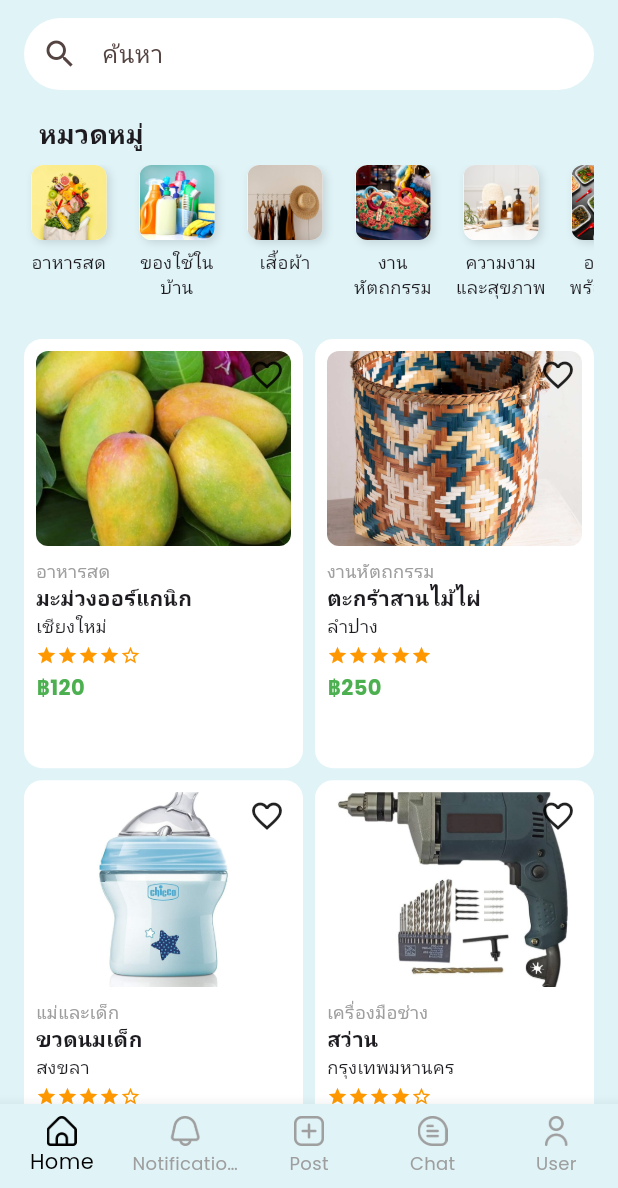
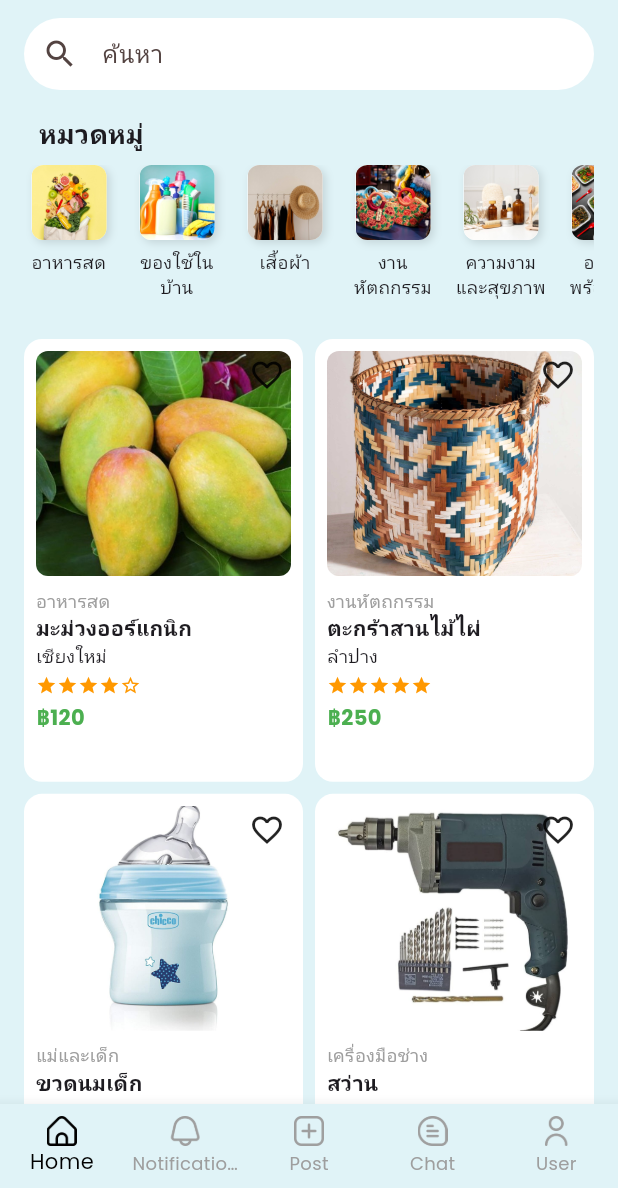
Before and after one commit to sareefhub/local_community_marketplace, a Flutter app: the screen it shows after launch, on a phone screen of 412 x 824 dp, the part 48-1236 px from its top. Run offline on Flutter 3.47's test engine with Material 3 defaults, Android fonts, the phone set to English and light mode, and no system bars; our stand-ins replace cloud_firestore, firebase_core, go_router, google_fonts; accounts and stored records are empty; generated files the repository leaves out were written again; Roboto replaces fonts that are missing (Sarabun).

Commit message:
create product detail screen and separate the components of product card

```diff
--- /dev/null
+++ b/lib/components/product_card.dart
@@ -0,0 +1,84 @@
+// lib/components/productcard
+import 'package:flutter/material.dart';
+import 'package:local_community_marketplace/screens/product_details_screen.dart';
+
+class ProductCard extends StatelessWidget {
+  final Map<String, dynamic> product;
+
+  const ProductCard({super.key, required this.product});
+
+  @override
+  Widget build(BuildContext context) {
+    return GestureDetector(
+      onTap: () {
+        Navigator.push(
+          context,
+          MaterialPageRoute(
+            builder: (_) => ProductDetailsPage(product: product),
+          ),
+        );
+      },
+      child: Container(
+        padding: const EdgeInsets.all(8),
+        decoration: BoxDecoration(
+          color: Colors.white,
+          borderRadius: BorderRadius.circular(12),
+        ),
+        child: Column(
+          crossAxisAlignment: CrossAxisAlignment.start,
+          children: [
+            Stack(
+              children: [
+                ClipRRect(
+                  borderRadius: BorderRadius.circular(8),
+                  child: Image.asset(
+                    product['image'],
+                    height: 150,
+                    width: double.infinity,
+                    fit: BoxFit.cover,
+                  ),
+                ),
+                const Positioned(
+                  top: 4,
+                  right: 4,
+                  child: Icon(Icons.favorite_border),
+                ),
+              ],
+            ),
+            const SizedBox(height: 8),
+            Text(
+              product['category'],
+              style: const TextStyle(fontSize: 12, color: Colors.grey),
+            ),
+            Text(
+              product['name'],
+              style: const TextStyle(fontWeight: FontWeight.bold),
+            ),
+            Text(
+              product['location'],
+              style: const TextStyle(fontSize: 12),
+            ),
+            const SizedBox(height: 4),
+            Row(
+              children: List.generate(5, (i) {
+                return Icon(
+                  i < product['rating'] ? Icons.star : Icons.star_border,
+                  size: 14,
+                  color: Colors.orange,
+                );
+              }),
+            ),
+            const SizedBox(height: 4),
+            Text(
+              product['price'],
+              style: const TextStyle(
+                fontWeight: FontWeight.bold,
+                color: Colors.green,
+              ),
+            ),
+          ],
+        ),
+      ),
+    );
+  }
+}
--- a/lib/screens/home_screen.dart
+++ b/lib/screens/home_screen.dart
@@ -1,18 +1,25 @@
+// lib/screens/home
 import 'package:flutter/material.dart';
 import 'package:google_fonts/google_fonts.dart';
-import 'package:local_community_marketplace/screens/product_info_screen.dart';
 import 'package:local_community_marketplace/components/navigation.dart';
 import 'package:local_community_marketplace/dummy_products.dart';
 import 'package:local_community_marketplace/dummy_categories.dart';
+import 'package:local_community_marketplace/screens/category_productlist_screen.dart';
+import 'package:local_community_marketplace/components/product_card.dart';
 
-class HomeScreen extends StatelessWidget {
+class HomeScreen extends StatefulWidget {
   const HomeScreen({super.key});
 
   @override
+  State<HomeScreen> createState() => _HomeScreenState();
+}
+
+class _HomeScreenState extends State<HomeScreen> {
+  @override
   Widget build(BuildContext context) {
     final categoryList = dummyCategories;
-
-    final List<Map<String, dynamic>> bestSaleProducts = dummyProducts.take(4).toList();
+    final List<Map<String, dynamic>> bestSaleProducts =
+        dummyProducts.take(4).toList();
 
     return Scaffold(
       backgroundColor: const Color(0xFFE0F3F7),
@@ -84,10 +91,23 @@ class HomeScreen extends StatelessWidget {
                         child: SingleChildScrollView(
                           scrollDirection: Axis.horizontal,
                           child: Row(
-                            children: List.generate(categoryList.length, (index) {
+                            children:
+                                List.generate(categoryList.length, (index) {
                               final category = categoryList[index];
                               return Padding(
                                 padding: const EdgeInsets.only(right: 12),
+                                child: GestureDetector(
+                                  onTap: () {
+                                    Navigator.push(
+                                      context,
+                                      MaterialPageRoute(
+                                        builder: (_) =>
+                                            CategoryProductListScreen(
+                                          categoryName: category['label'],
+                                        ),
+                                      ),
+                                    );
+                                  },
                                   child: Column(
                                     children: [
                                       Container(
@@ -95,7 +115,8 @@ class HomeScreen extends StatelessWidget {
                                         width: 50,
                                         decoration: BoxDecoration(
                                           color: Colors.white,
-                                        borderRadius: BorderRadius.circular(8),
+                                          borderRadius:
+                                              BorderRadius.circular(8),
                                           boxShadow: [
                                             BoxShadow(
                                               color: Colors.black12,
@@ -105,7 +126,8 @@ class HomeScreen extends StatelessWidget {
                                           ],
                                         ),
                                         child: ClipRRect(
-                                        borderRadius: BorderRadius.circular(8),
+                                          borderRadius:
+                                              BorderRadius.circular(8),
                                           child: Image.asset(
                                             category['image']!,
                                             fit: BoxFit.cover,
@@ -125,6 +147,7 @@ class HomeScreen extends StatelessWidget {
                                       ),
                                     ],
                                   ),
+                                ),
                               );
                             }),
                           ),
@@ -134,7 +157,7 @@ class HomeScreen extends StatelessWidget {
 
                     const SizedBox(height: 16),
 
-                   // Best Sale Section
+                    // Product recommnend Section
                     Padding(
                       padding: const EdgeInsets.symmetric(horizontal: 16),
                       child: GridView.count(
@@ -143,97 +166,25 @@ class HomeScreen extends StatelessWidget {
                         physics: const NeverScrollableScrollPhysics(),
                         crossAxisSpacing: 8,
                         mainAxisSpacing: 8,
-                      childAspectRatio: 0.65,
-                      children: List.generate(bestSaleProducts.length, (index) {
+                        childAspectRatio: 0.63,
+                        children:
+                            List.generate(bestSaleProducts.length, (index) {
                           final product = bestSaleProducts[index];
-
-                        return GestureDetector(
-                          onTap: () {
-                            Navigator.push(
-                              context,
-                              MaterialPageRoute(
-                                builder: (_) => ProductInfoPage(product: product),
-                              ),
-                            );
-                          },
-                          child: Container(
-                            padding: const EdgeInsets.all(8),
-                            decoration: BoxDecoration(
-                              color: Colors.white,
-                              borderRadius: BorderRadius.circular(12),
-                            ),
-                            child: Column(
-                              crossAxisAlignment: CrossAxisAlignment.start,
-                              children: [
-                                Stack(
-                                  children: [
-                                    ClipRRect(
-                                      borderRadius: BorderRadius.circular(8),
-                                      child: Image.asset(
-                                        product['image'],
-                                        height: 130,
-                                        width: double.infinity,
-                                        fit: BoxFit.cover,
-                                      ),
-                                    ),
-                                    const Positioned(
-                                      top: 4,
-                                      right: 4,
-                                      child: Icon(Icons.favorite_border),
-                                    ),
-                                  ],
-                                ),
-                                const SizedBox(height: 8),
-                                Text(
-                                  product['category'],
-                                  style: const TextStyle(fontSize: 12, color: Colors.grey),
-                                ),
-                                Text(
-                                  product['name'],
-                                  style: const TextStyle(fontWeight: FontWeight.bold),
-                                ),
-                                Text(
-                                  product['location'],
-                                  style: const TextStyle(fontSize: 12),
-                                ),
-                                const SizedBox(height: 4),
-                                Row(
-                                  children: List.generate(5, (i) {
-                                    return Icon(
-                                      i < product['rating']
-                                          ? Icons.star
-                                          : Icons.star_border,
-                                      size: 14,
-                                      color: Colors.orange,
-                                    );
-                                  }),
-                                ),
-                                const SizedBox(height: 4),
-                                Text(
-                                  product['price'],
-                                  style: const TextStyle(
-                                    fontWeight: FontWeight.bold,
-                                    color: Colors.green,
-                                  ),
-                                ),
-                              ],
-                            ),
-                          ),
-                        );
+                          return ProductCard(product: product);
                         }),
                       ),
                     ),
-
                     const SizedBox(height: 8),
 
-                    // Product Cards
+                    // Product Cards Example
                     Padding(
                       padding: const EdgeInsets.symmetric(horizontal: 16),
                       child: Row(
                         children: List.generate(2, (index) {
                           return Expanded(
                             child: Container(
-                              margin: EdgeInsets.only(right: index == 0 ? 8 : 0),
+                              margin:
+                                  EdgeInsets.only(right: index == 0 ? 8 : 0),
                               padding: const EdgeInsets.all(8),
                               decoration: BoxDecoration(
                                 color: Colors.white,
@@ -269,8 +220,8 @@ class HomeScreen extends StatelessWidget {
                                   ),
                                   const Text(
                                     'ชื่อสินค้า',
-                                    style: TextStyle(
-                                        fontWeight: FontWeight.bold),
+                                    style:
+                                        TextStyle(fontWeight: FontWeight.bold),
                                   ),
                                   const Text(
                                     'สถานที่',
@@ -287,10 +238,13 @@ class HomeScreen extends StatelessWidget {
                                     ],
                                   ),
                                   const SizedBox(height: 4),
-                                  const Text('ราคา',
+                                  const Text(
+                                    'ราคา',
                                     style: TextStyle(
                                       fontWeight: FontWeight.bold,
-                                          color: Colors.green)),
+                                      color: Colors.green,
+                                    ),
+                                  ),
                                 ],
                               ),
                             ),
@@ -299,7 +253,7 @@ class HomeScreen extends StatelessWidget {
                       ),
                     ),
 
-                    const SizedBox(height: 80), // for spacing above nav bar
+                    const SizedBox(height: 80),
                   ],
                 ),
               ),
@@ -307,8 +261,6 @@ class HomeScreen extends StatelessWidget {
           ],
         ),
       ),
-
-      // Bottom Navigation
       bottomNavigationBar: const BottomNavBar(currentIndex: 0),
     );
   }
```
Also changed, not shown: lib/screens/product_details_screen.dart (added, +213 -0 lines). Lines whose indentation alone changed are shown as unchanged.
